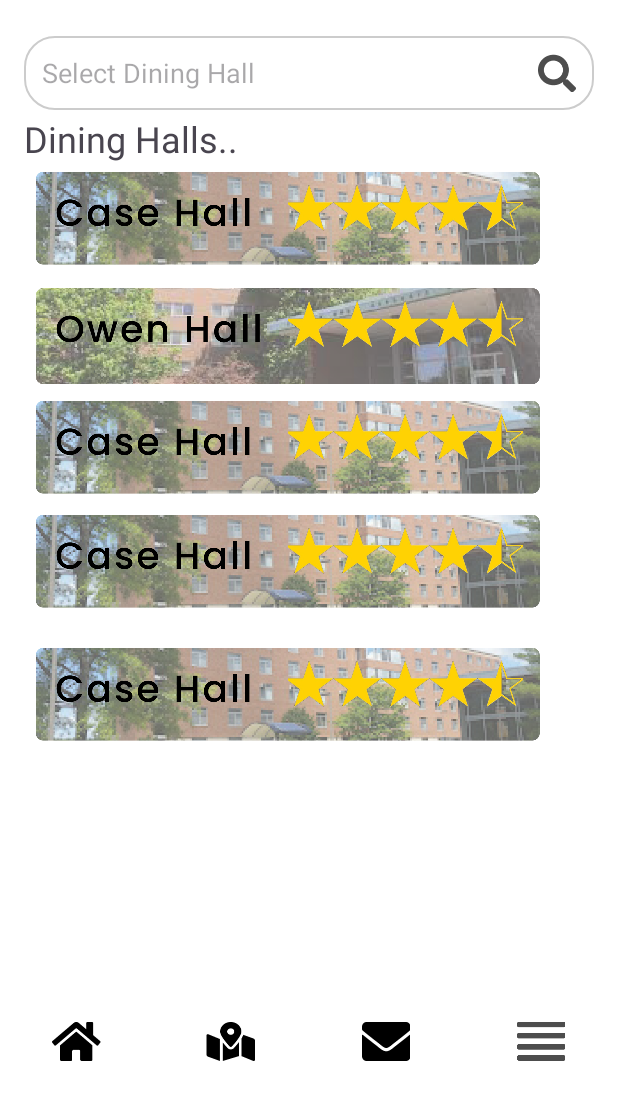
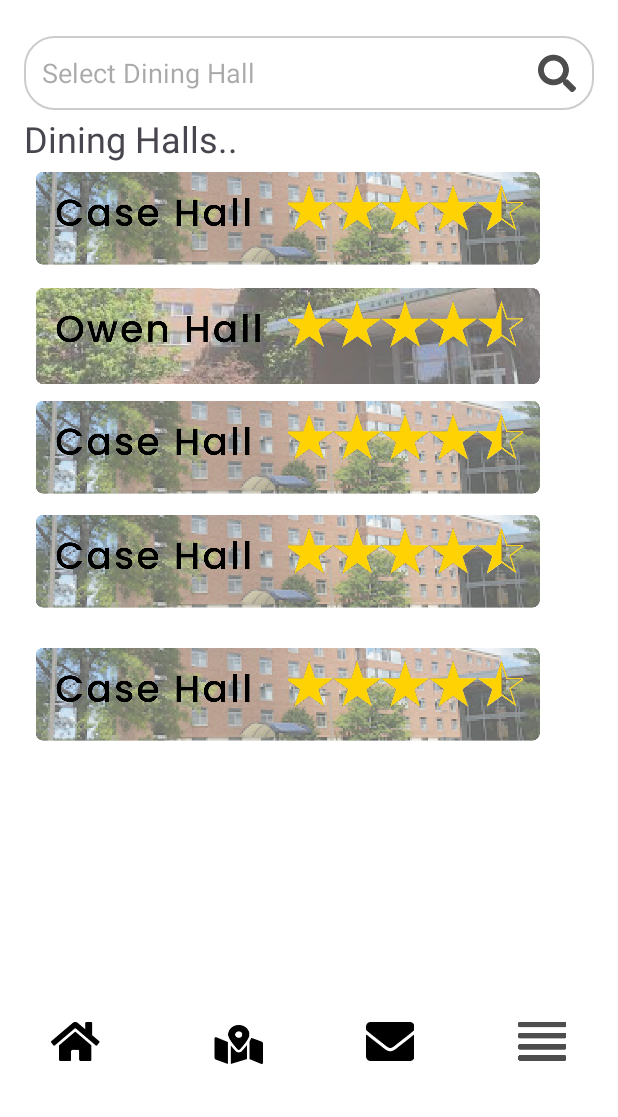
Before and after one commit to shanepat/PalatePal, an Android app: the screen it shows after launch (MainActivity), on a phone screen of 412 x 824 dp, the part 119-1236 px from its top. Run offline under Robolectric (Android 15) with nearby library versions, the phone set to English and light mode, and no system bars.

Commit message:
fixed some errors on xml

```diff
--- a/app/src/main/res/layout/activity_main.xml
+++ b/app/src/main/res/layout/activity_main.xml
@@ -6,7 +6,7 @@
     xmlns:app="http://schemas.android.com/apk/res-auto"
     android:background="#FFFFFF">
 
-    <!-- Header with Logo and Post Review Button -->
+
     <LinearLayout
         android:id="@+id/header"
         android:layout_width="match_parent"
@@ -19,7 +19,8 @@
             android:id="@+id/logo"
             android:layout_width="wrap_content"
             android:layout_height="wrap_content"
-            android:src="@drawable/logo" /> <!-- Replace with your logo drawable resource -->
+            android:src="@drawable/logo"
+            android:contentDescription="@string/logo" />
 
         <ImageButton
             android:id="@+id/post_button"
@@ -126,7 +127,7 @@
         android:orientation="horizontal"
         android:gravity="center"
         android:layout_alignParentBottom="true"
-        android:background="@color/cardview_light_background"> <!-- Custom background color -->
+        android:background="@color/cardview_light_background">
 
         <Button
             android:id="@+id/button_home"
@@ -134,7 +135,7 @@
             android:layout_height="wrap_content"
             android:layout_weight="1"
             android:background="@android:color/transparent"
-            android:drawableTop="@drawable/home_button" /> <!-- Your icon -->
+            android:drawableTop="@drawable/home_button" />
 
         <Button
             android:id="@+id/button_map"
@@ -142,7 +143,8 @@
             android:layout_height="wrap_content"
             android:layout_weight="1"
             android:background="@android:color/transparent"
-            android:drawableTop="@drawable/map_button" /> <!-- Your icon -->
+            android:drawableTop="@drawable/map_button"
+            style="?android:attr/buttonBarButtonStyle" />
 
         <Button
             android:id="@+id/button_message"
@@ -150,7 +152,7 @@
             android:layout_height="wrap_content"
             android:layout_weight="1"
             android:background="@android:color/transparent"
-            android:drawableTop="@drawable/message_button" /> <!-- Your icon -->
+            android:drawableTop="@drawable/message_button" />
 
         <Button
             android:id="@+id/button_sidebar"
@@ -158,7 +160,7 @@
             android:layout_height="wrap_content"
             android:layout_weight="1"
             android:background="@android:color/transparent"
-            android:drawableTop="@drawable/sidebar_button" /> <!-- Your icon -->
+            android:drawableTop="@drawable/sidebar_button" />
 
     </LinearLayout>
 </RelativeLayout>
--- a/app/src/main/res/values/strings.xml
+++ b/app/src/main/res/values/strings.xml
@@ -9,4 +9,5 @@
     <string name="a" />
     <string name="home" />
     <string name="select_dining_hall">Select Dining Hall</string>
+    <string name="logo">logo</string>
 </resources>
```
